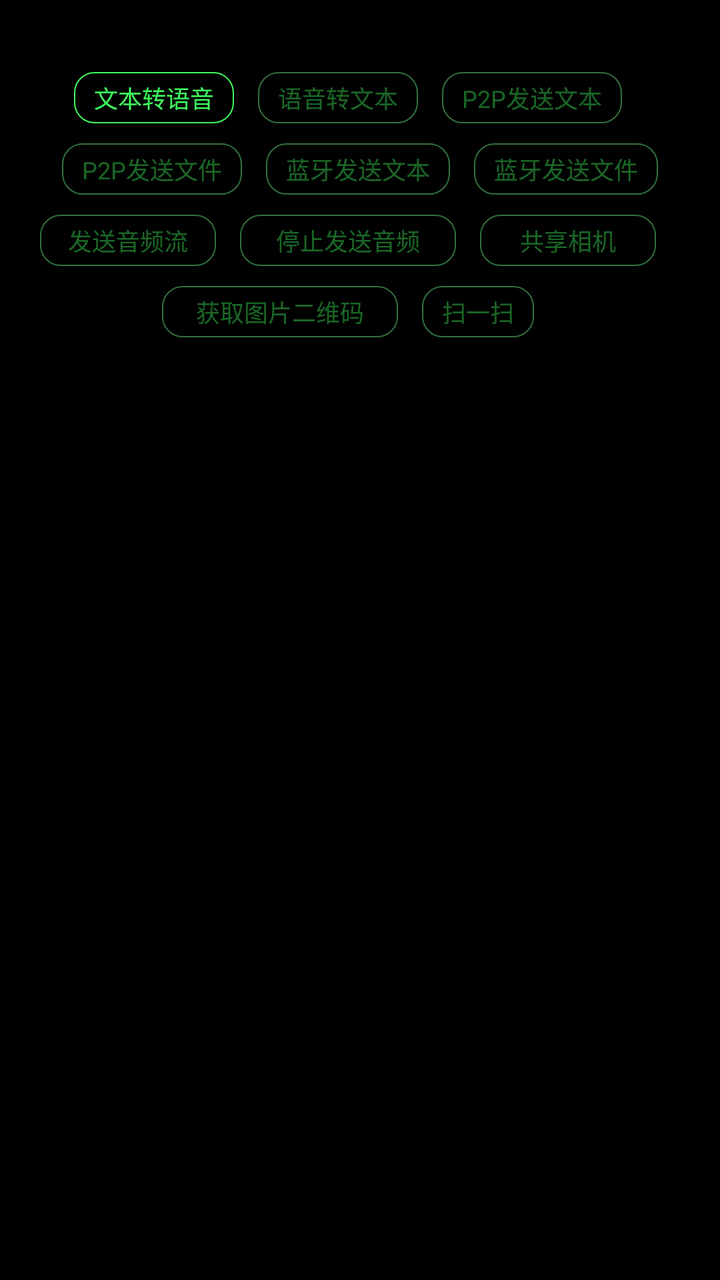
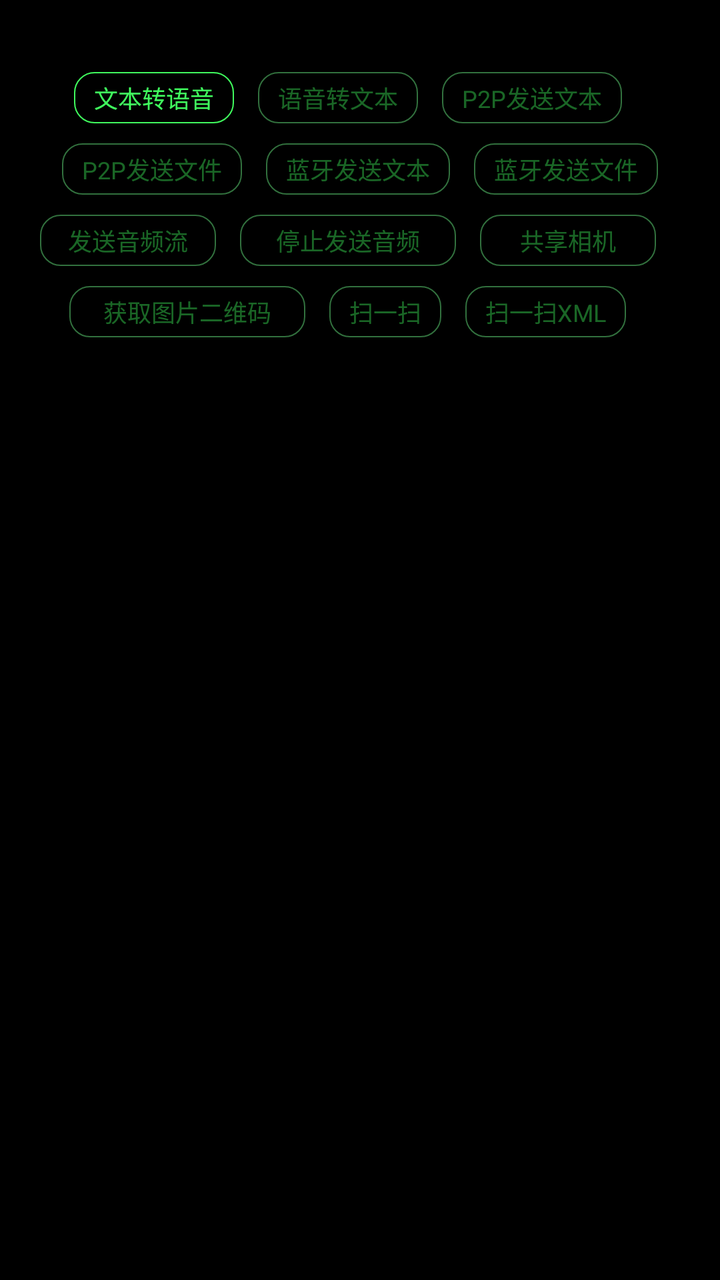

Before-and-after screenshots of an Android layout around one commit, followed by the original layout XML and the change that was made.
<!-- AndroidManifest.xml: application theme Theme.Glessedemo -->
<!-- res/layout/activity_sendmessage.xml -->
<?xml version="1.0" encoding="utf-8"?>
<androidx.constraintlayout.widget.ConstraintLayout xmlns:android="http://schemas.android.com/apk/res/android"
    xmlns:app="http://schemas.android.com/apk/res-auto"
    xmlns:tools="http://schemas.android.com/tools"
    android:layout_width="match_parent"
    android:layout_height="match_parent"
    android:background="@color/black">

    <LinearLayout
        android:id="@+id/llMain"
        android:layout_width="match_parent"
        android:layout_height="wrap_content"
        android:background="@color/black"
        android:orientation="vertical"
        app:layout_constraintEnd_toEndOf="parent"
        app:layout_constraintStart_toStartOf="parent"
        app:layout_constraintTop_toTopOf="parent"
        tools:context="com.rokid.glass.SendMessageActivity">

        <LinearLayout
            android:layout_width="match_parent"
            android:layout_height="wrap_content"
            android:layout_marginTop="36dp"
            android:gravity="center"
            android:orientation="horizontal">

            <androidx.appcompat.widget.AppCompatTextView
                android:id="@+id/btTts"
                android:layout_width="wrap_content"
                android:layout_height="wrap_content"
                android:layout_marginEnd="12dp"
                android:background="@drawable/round_select_bg"
                android:paddingHorizontal="10dp"
                android:paddingVertical="4dp"
                android:text="文本转语音"
                android:textColor="@color/green"
                android:textSize="12sp" />

            <androidx.appcompat.widget.AppCompatTextView
                android:id="@+id/btAsr"
                android:layout_width="wrap_content"
                android:layout_height="wrap_content"
                android:layout_marginEnd="12dp"
                android:background="@drawable/round_unselect_bg"
                android:textColor="@color/green_normal_40"
                android:paddingHorizontal="10dp"
                android:paddingVertical="4dp"
                android:text="语音转文本"
                android:textSize="12sp" />

            <androidx.appcompat.widget.AppCompatTextView
                android:id="@+id/wfSendTextBtn"
                android:layout_width="wrap_content"
                android:layout_height="wrap_content"
                android:layout_marginEnd="12dp"
                android:background="@drawable/round_unselect_bg"
                android:paddingHorizontal="10dp"
                android:paddingVertical="4dp"
                android:text="P2P发送文本"
                android:textColor="@color/green_normal_40"
                android:textSize="12sp" />

        </LinearLayout>

        <LinearLayout
            android:layout_width="match_parent"
            android:layout_height="wrap_content"
            android:layout_marginTop="10dp"
            android:gravity="center"
            android:orientation="horizontal">

            <androidx.appcompat.widget.AppCompatTextView
                android:id="@+id/wfSendFileBtn"
                android:layout_width="wrap_content"
                android:layout_height="wrap_content"
                android:layout_marginEnd="12dp"
                android:background="@drawable/round_unselect_bg"
                android:paddingHorizontal="10dp"
                android:paddingVertical="4dp"
                android:text="P2P发送文件"
                android:textColor="@color/green_normal_40"
                android:textSize="12sp" />

            <androidx.appcompat.widget.AppCompatTextView
                android:id="@+id/btSendTextBtn"
                android:layout_width="wrap_content"
                android:layout_height="wrap_content"
                android:layout_marginEnd="12dp"
                android:background="@drawable/round_unselect_bg"
                android:paddingHorizontal="10dp"
                android:paddingVertical="4dp"
                android:text="蓝牙发送文本"
                android:textColor="@color/green_normal_40"
                android:textSize="12sp" />

            <androidx.appcompat.widget.AppCompatTextView
                android:id="@+id/btSendFileBtn"
                android:layout_width="wrap_content"
                android:layout_height="wrap_content"
                android:background="@drawable/round_unselect_bg"
                android:paddingHorizontal="10dp"
                android:paddingVertical="4dp"
                android:text="蓝牙发送文件"
                android:textColor="@color/green_normal_40"
                android:textSize="12sp" />

        </LinearLayout>

        <LinearLayout
            android:layout_width="match_parent"
            android:layout_height="wrap_content"
            android:layout_marginTop="10dp"
            android:gravity="center"
            android:orientation="horizontal">

            <androidx.appcompat.widget.AppCompatTextView
                android:id="@+id/btSendAudioStream"
                android:layout_width="88dp"
                android:layout_height="wrap_content"
                android:layout_marginEnd="12dp"
                android:background="@drawable/round_unselect_bg"
                android:gravity="center"
                android:paddingVertical="4dp"
                android:text="发送音频流"
                android:textColor="@color/green_normal_40"
                android:textSize="12sp" />

            <androidx.appcompat.widget.AppCompatTextView
                android:id="@+id/btStopSendAudioStream"
                android:layout_width="108dp"
                android:layout_height="wrap_content"
                android:layout_marginEnd="12dp"
                android:background="@drawable/round_unselect_bg"
                android:gravity="center"
                android:paddingVertical="4dp"
                android:text="停止发送音频"
                android:textColor="@color/green_normal_40"
                android:textSize="12sp" />

            <androidx.appcompat.widget.AppCompatTextView
                android:id="@+id/btCameraShare"
                android:layout_width="88dp"
                android:layout_height="wrap_content"
                android:layout_marginEnd="12dp"
                android:background="@drawable/round_unselect_bg"
                android:gravity="center"
                android:paddingVertical="4dp"
                android:text="共享相机"
                android:textColor="@color/green_normal_40"
                android:textSize="12sp" />

        </LinearLayout>

        <LinearLayout
            android:layout_width="match_parent"
            android:layout_height="wrap_content"
            android:layout_marginTop="10dp"
            android:gravity="center"
            android:orientation="horizontal">



            <androidx.appcompat.widget.AppCompatTextView
                android:id="@+id/btQRCodeImage"
                android:layout_width="118dp"
                android:layout_height="wrap_content"
                android:layout_marginEnd="12dp"
                android:background="@drawable/round_unselect_bg"
                android:gravity="center"
                android:paddingVertical="4dp"
                android:text="获取图片二维码"
                android:textColor="@color/green_normal_40"
                android:textSize="12sp" />

            <androidx.appcompat.widget.AppCompatTextView
                android:id="@+id/btQRCode"
                android:layout_width="wrap_content"
                android:layout_height="wrap_content"
                android:layout_marginEnd="12dp"
                android:background="@drawable/round_unselect_bg"
                android:gravity="center"
                android:paddingHorizontal="10dp"
                android:paddingVertical="4dp"
                android:text="扫一扫"
                android:textColor="@color/green_normal_40"
                android:textSize="12sp" />

        </LinearLayout>

    </LinearLayout>

    <ScrollView
        android:id="@+id/scrollView"
        android:layout_width="match_parent"
        android:layout_height="0dp"
        android:layout_marginTop="20dp"
        app:layout_constraintBottom_toBottomOf="parent"
        app:layout_constraintEnd_toEndOf="parent"
        app:layout_constraintStart_toStartOf="parent"
        app:layout_constraintTop_toBottomOf="@id/llMain">

        <LinearLayout
            android:layout_width="match_parent"
            android:layout_height="wrap_content"
            android:orientation="vertical">

            <TextView
                android:id="@+id/tvLog"
                android:layout_width="match_parent"
                android:layout_height="wrap_content"
                android:textColor="@color/green_normal_60"
                android:textSize="11sp" />

        </LinearLayout>

    </ScrollView>

    <View
        android:id="@+id/keyMark"
        android:layout_width="match_parent"
        android:layout_height="match_parent"
        app:layout_constraintBottom_toBottomOf="parent"
        app:layout_constraintEnd_toEndOf="parent"
        app:layout_constraintStart_toStartOf="parent"
        app:layout_constraintTop_toTopOf="parent" />

</androidx.constraintlayout.widget.ConstraintLayout>
<!-- resources referenced by this layout -->
<resources>
  <color name="black">#FF000000</color>
  <color name="green">#40FF5E</color>
  <color name="green_normal_40">#6640FF5E</color>
  <color name="green_normal_60">#9940FF5E</color>
  <!-- drawable round_select_bg (drawable) -->
  <?xml version="1.0" encoding="utf-8"?>
  <shape xmlns:android="http://schemas.android.com/apk/res/android">
      <stroke
          android:width="2px"
          android:color="@color/green" />
      <corners android:radius="10dp" />
      <solid android:color="@android:color/transparent" />
  </shape>
  <!-- drawable round_unselect_bg (drawable) -->
  <?xml version="1.0" encoding="utf-8"?>
  <shape xmlns:android="http://schemas.android.com/apk/res/android">
      <stroke
          android:width="2px"
          android:color="@color/green_70" />
      <corners android:radius="10dp" />
      <solid android:color="@android:color/transparent" />
  </shape>
  <style name="Theme.Glessedemo" parent="Theme.AppCompat.Light.NoActionBar" />
  <color name="green_70">#B348A259</color>
</resources>

<!-- the commit's change to res/layout/activity_sendmessage.xml (unified diff, before → after) -->
@@ -185,6 +185,19 @@
                 android:textColor="@color/green_normal_40"
                 android:textSize="12sp" />
 
+            <androidx.appcompat.widget.AppCompatTextView
+                android:id="@+id/btQRCodeXml"
+                android:layout_width="wrap_content"
+                android:layout_height="wrap_content"
+                android:layout_marginEnd="12dp"
+                android:background="@drawable/round_unselect_bg"
+                android:gravity="center"
+                android:paddingHorizontal="10dp"
+                android:paddingVertical="4dp"
+                android:text="扫一扫XML"
+                android:textColor="@color/green_normal_40"
+                android:textSize="12sp" />
+
         </LinearLayout>
 
     </LinearLayout>
